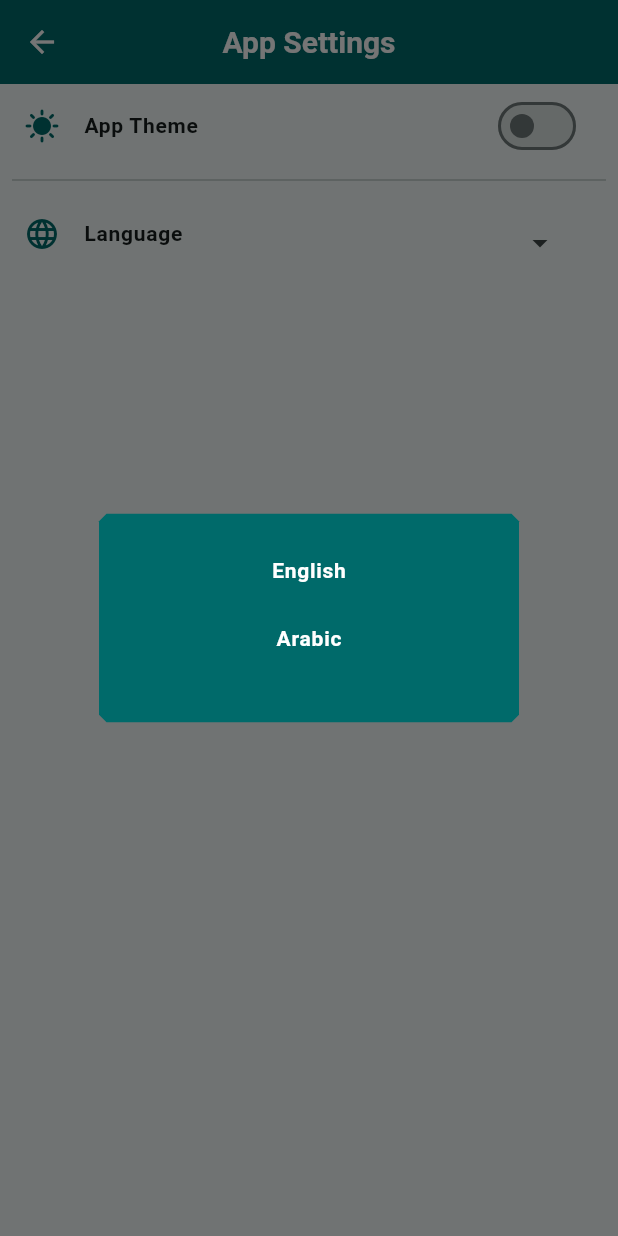
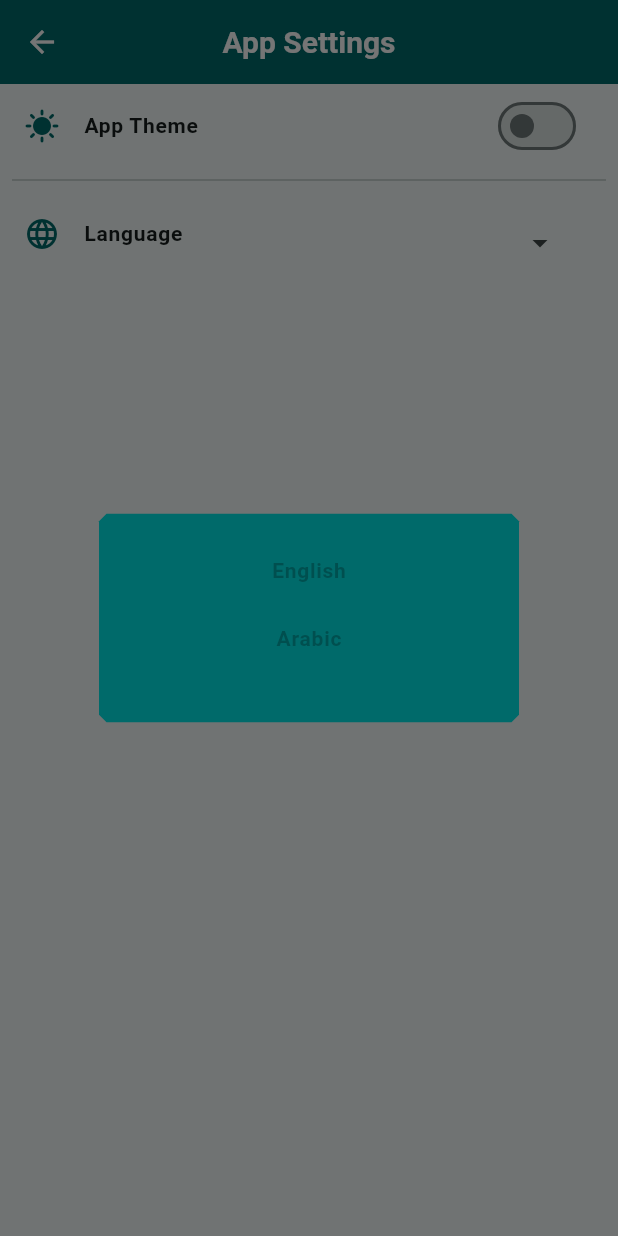
Before and after one commit to AbdullahEmadEldin/stone_game, a Flutter app: the SettingsScreen screen opened by its route, after a tap on "Language", on a phone screen of 412 x 824 dp. Run offline on Flutter 3.47's test engine with Material 3 defaults, Android fonts, the light colour scheme and no system bars; our stand-ins replace bloc, flutter_bloc, get_it, go_router; Roboto replaces fonts that are missing (Cairo-VariableFont_slnt,wght).

Commit message:
general code editing

```diff
--- /dev/null
+++ b/devtools_options.yaml
@@ -0,0 +1 @@
+extensions:
--- a/lib/core/locator.dart
+++ b/lib/core/locator.dart
@@ -8,6 +8,7 @@ final locator = GetIt.instance;
 ThemeData _appTheme = AppThemes.lightAppTheme;
 LocalizationManager _appLanguage = LocalizationManager();
 ThemeManager _themeManager = ThemeManager();
+
 void setUp() {
   locator.registerSingleton<ThemeData>(_appTheme);
   locator.registerLazySingleton<ThemeManager>(() => _themeManager);
--- a/lib/core/navigation/router.dart
+++ b/lib/core/navigation/router.dart
@@ -1,6 +1,9 @@
 import 'package:flutter/material.dart';
+import 'package:flutter_bloc/flutter_bloc.dart';
 import 'package:go_router/go_router.dart';
 import 'package:stone_game/core/navigation/routes.dart';
+import 'package:stone_game/logic/game_cubit/cubit/game_logic_cubit.dart';
+import 'package:stone_game/service/game_logic.dart';
 import 'package:stone_game/view/screens/game_page.dart';
 import 'package:stone_game/view/screens/settings_screen.dart';
 import 'package:stone_game/view/screens/splash_screen.dart';
@@ -8,7 +11,7 @@ import 'package:stone_game/view/screens/splash_screen.dart';
 class AppRouter {
   static GoRouter router() {
     return GoRouter(
-      initialLocation: '/splashScreen',
+      initialLocation: '/gamePage',
       routes: [
         GoRoute(
           name: AppRoutes.splash,
@@ -21,7 +24,11 @@ class AppRouter {
             name: AppRoutes.gameScreen,
             path: '/gamePage',
             pageBuilder: (context, state) {
-              return const MaterialPage(child: GamePage());
+              return MaterialPage(
+                  child: BlocProvider(
+                create: (context) => GameLogicCubit(gameLogicAPI: GameLogic()),
+                child: GamePage(),
+              ));
             },
             routes: [
               GoRoute(
--- a/lib/core/theme/text.theme.dart
+++ b/lib/core/theme/text.theme.dart
@@ -7,7 +7,7 @@ class AppTextThemes {
       fontFamily: 'Cairo-VariableFont_slnt,wght',
       fontSize: 14.0,
       fontWeight: FontWeight.w700,
-      color: kLightColorScheme.onPrimary,
+      color: kLightColorScheme.onPrimaryContainer,
     ),
     bodyMedium: TextStyle(
       fontFamily: 'Cairo-VariableFont_slnt,wght',
```
